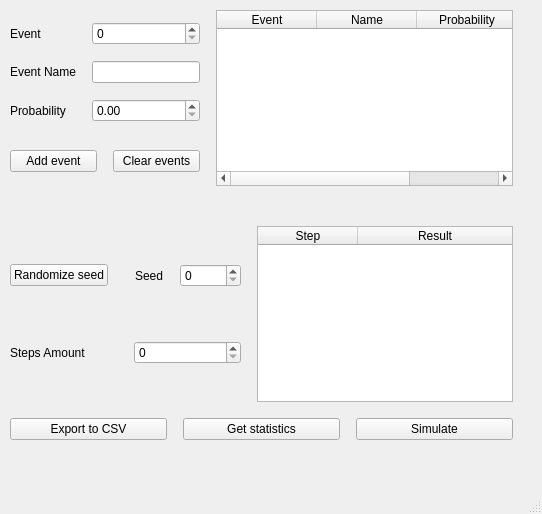
This is s3_lab2/s3_lab2/mainwindow.ui in dmytromk/s3_lab1 as Qt 5 draws it before an edit. The edited form follows.
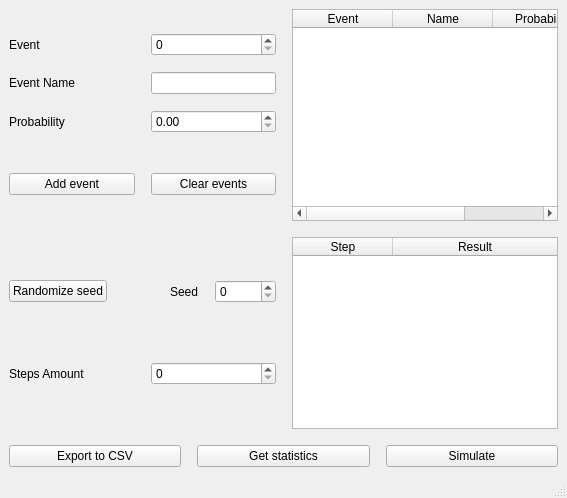
This is the edited form.

What changed in the file:
```diff
--- a/s3_lab2/s3_lab2/mainwindow.ui
+++ b/s3_lab2/s3_lab2/mainwindow.ui
@@ -6,23 +6,16 @@
    <rect>
     <x>0</x>
     <y>0</y>
-    <width>542</width>
-    <height>514</height>
+    <width>567</width>
+    <height>498</height>
    </rect>
   </property>
   <property name="windowTitle">
    <string>Random Events Simulation</string>
   </property>
   <widget class="QWidget" name="centralwidget">
-   <widget class="QWidget" name="">
-    <property name="geometry">
-     <rect>
-      <x>10</x>
-      <y>10</y>
-      <width>503</width>
-      <height>430</height>
-     </rect>
-    </property>
+   <layout class="QGridLayout" name="gridLayout">
+    <item row="0" column="0">
     <layout class="QVBoxLayout" name="mainMenuLayout">
      <property name="spacing">
       <number>16</number>
@@ -64,7 +57,11 @@
            <item>
             <layout class="QVBoxLayout" name="inputEditLayout">
              <item>
-              <widget class="QSpinBox" name="eventInpuBox"/>
+               <widget class="QSpinBox" name="eventInpuBox">
+                <property name="minimum">
+                 <number>0</number>
+                </property>
+               </widget>
              </item>
              <item>
               <widget class="QLineEdit" name="eventNameLine">
@@ -106,7 +103,7 @@
        <item>
         <widget class="QTableWidget" name="eventTable">
          <property name="sizePolicy">
-          <sizepolicy hsizetype="MinimumExpanding" vsizetype="Expanding">
+           <sizepolicy hsizetype="Preferred" vsizetype="Expanding">
            <horstretch>0</horstretch>
            <verstretch>0</verstretch>
           </sizepolicy>
@@ -136,19 +133,6 @@
        </item>
       </layout>
      </item>
-     <item>
-      <spacer name="verticalSpacer">
-       <property name="orientation">
-        <enum>Qt::Vertical</enum>
-       </property>
-       <property name="sizeHint" stdset="0">
-        <size>
-         <width>20</width>
-         <height>40</height>
-        </size>
-       </property>
-      </spacer>
-     </item>
      <item>
       <layout class="QVBoxLayout" name="simulationLayout">
        <item>
@@ -205,7 +189,11 @@
                 </widget>
                </item>
                <item>
-                <widget class="QSpinBox" name="stepsAmountBox"/>
+                 <widget class="QSpinBox" name="stepsAmountBox">
+                  <property name="maximum">
+                   <number>5000</number>
+                  </property>
+                 </widget>
                </item>
               </layout>
              </item>
@@ -216,7 +204,7 @@
          <item>
           <widget class="QTableWidget" name="simulationTable">
            <property name="sizePolicy">
-            <sizepolicy hsizetype="MinimumExpanding" vsizetype="Expanding">
+             <sizepolicy hsizetype="Expanding" vsizetype="Expanding">
              <horstretch>0</horstretch>
              <verstretch>0</verstretch>
             </sizepolicy>
@@ -278,7 +266,8 @@
       </layout>
      </item>
     </layout>
-   </widget>
+    </item>
+   </layout>
   </widget>
   <widget class="QMenuBar" name="menubar">
    <property name="geometry">
```
Left out of the diff: 2 changed lines with no effect on the pictures. Lines whose indentation alone changed are shown as unchanged.
